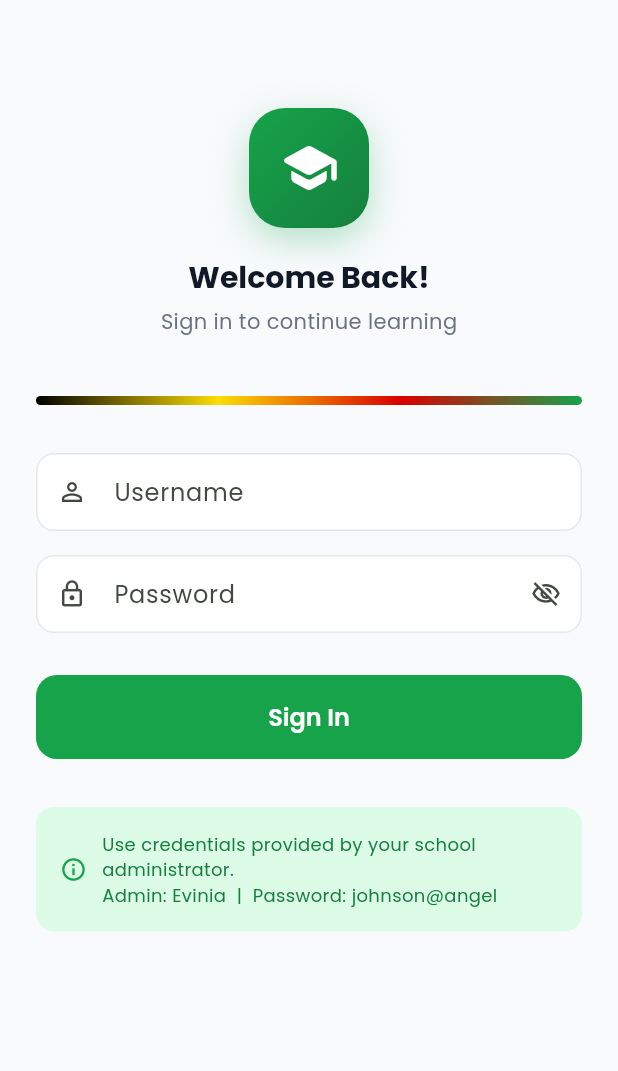
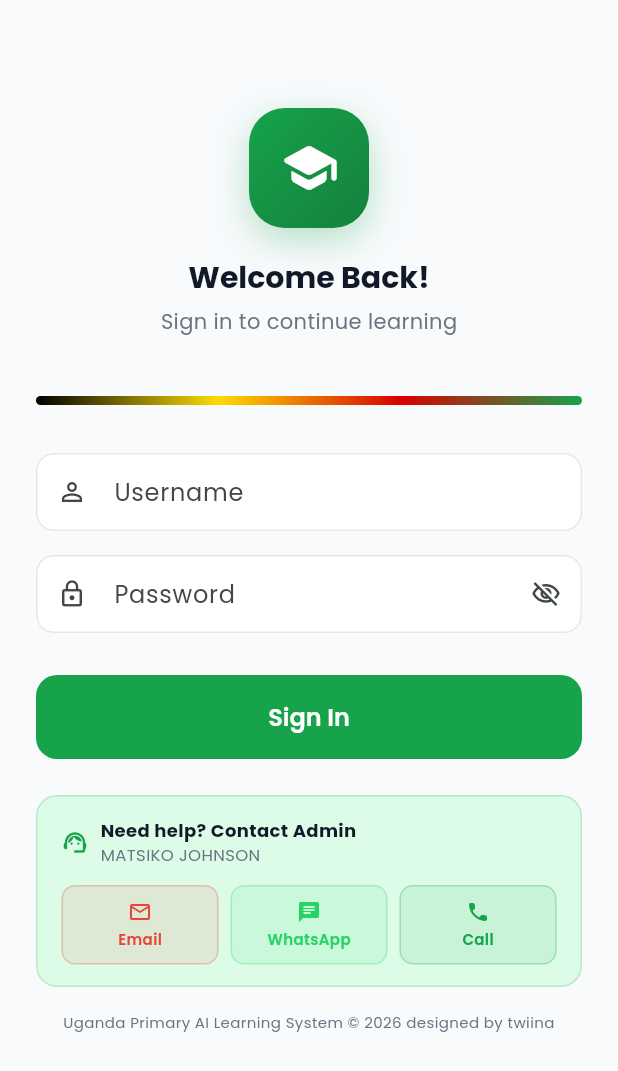
Before and after one commit to wasomrare/uganda-ai-learning, a Flutter app: the screen it shows after launch, on a phone screen of 412 x 824 dp. Shown: the top 1071 px of the screen. Run offline on Flutter 3.47's test engine with Material 3 defaults, Android fonts, the phone set to English and light mode, and no system bars; our stand-ins replace dio, flutter_riverpod, flutter_secure_storage, go_router, google_fonts, hive_flutter; accounts and stored records are empty.

Commit message:
fix: asgi not wsgi for uvicorn worker, resilient entrypoint, contact card on login, footer designed by twiina

```diff
--- a/mobile/lib/screens/auth/login_screen.dart
+++ b/mobile/lib/screens/auth/login_screen.dart
@@ -1,6 +1,7 @@
 import 'package:flutter/material.dart';
 import 'package:flutter_riverpod/flutter_riverpod.dart';
 import 'package:go_router/go_router.dart';
+import 'package:url_launcher/url_launcher.dart';
 import '../../config/theme.dart';
 import '../../providers/auth_provider.dart';
 
@@ -134,25 +135,13 @@ class _LoginScreenState extends ConsumerState<LoginScreen> {
                 ),
               ),
 
-              const SizedBox(height: 32),
-              Container(
-                padding: const EdgeInsets.all(16),
-                decoration: BoxDecoration(
-                  color: AppColors.primaryLight,
-                  borderRadius: BorderRadius.circular(12),
-                ),
-                child: Row(
-                  children: [
-                    const Icon(Icons.info_outline, color: AppColors.primary, size: 18),
-                    const SizedBox(width: 10),
-                    Expanded(
-                      child: Text(
-                        'Use credentials provided by your school administrator.\nAdmin: Evinia  |  Password: johnson@angel',
-                        style: TextStyle(fontSize: 12, color: AppColors.primaryDark),
-                      ),
-                    ),
-                  ],
-                ),
+              const SizedBox(height: 24),
+              const _ContactCard(),
+              const SizedBox(height: 16),
+              Text(
+                'Uganda Primary AI Learning System © 2026 designed by twiina',
+                textAlign: TextAlign.center,
+                style: const TextStyle(fontSize: 10, color: AppColors.textSecondary),
               ),
             ],
           ),
@@ -161,3 +150,70 @@ class _LoginScreenState extends ConsumerState<LoginScreen> {
     );
   }
 }
+
+class _ContactCard extends StatelessWidget {
+  const _ContactCard();
+
+  Future<void> _launch(String url) async {
+    final uri = Uri.parse(url);
+    if (await canLaunchUrl(uri)) await launchUrl(uri, mode: LaunchMode.externalApplication);
+  }
+
+  @override
+  Widget build(BuildContext context) {
+    return Container(
+      padding: const EdgeInsets.symmetric(horizontal: 16, vertical: 14),
+      decoration: BoxDecoration(
+        color: AppColors.primaryLight,
+        borderRadius: BorderRadius.circular(14),
+        border: Border.all(color: AppColors.primary.withOpacity(0.2)),
+      ),
+      child: Column(
+        children: [
+          Row(children: [
+            Icon(Icons.support_agent_rounded, color: AppColors.primary, size: 18),
+            const SizedBox(width: 8),
+            const Expanded(
+              child: Column(crossAxisAlignment: CrossAxisAlignment.start, children: [
+                Text('Need help? Contact Admin', style: TextStyle(fontWeight: FontWeight.bold, fontSize: 12, color: AppColors.textPrimary)),
+                Text('MATSIKO JOHNSON', style: TextStyle(fontSize: 11, color: AppColors.textSecondary)),
+              ]),
+            ),
+          ]),
+          const SizedBox(height: 12),
+          Row(children: [
+            Expanded(child: _Btn(icon: Icons.email_outlined, label: 'Email', color: const Color(0xFFEA4335), onTap: () => _launch('mailto:twiinarides@gmail.com'))),
+            const SizedBox(width: 8),
+            Expanded(child: _Btn(icon: Icons.chat_rounded, label: 'WhatsApp', color: const Color(0xFF25D366), onTap: () => _launch('https://wa.me/256764195740'))),
+            const SizedBox(width: 8),
+            Expanded(child: _Btn(icon: Icons.call_rounded, label: 'Call', color: AppColors.primary, onTap: () => _launch('tel:0764195740'))),
+          ]),
+        ],
+      ),
+    );
+  }
+}
+
+class _Btn extends StatelessWidget {
+  final IconData icon;
+  final String label;
+  final Color color;
+  final VoidCallback onTap;
+  const _Btn({required this.icon, required this.label, required this.color, required this.onTap});
+
+  @override
+  Widget build(BuildContext context) {
+    return GestureDetector(
+      onTap: onTap,
+      child: Container(
+        padding: const EdgeInsets.symmetric(vertical: 9),
+        decoration: BoxDecoration(color: color.withOpacity(0.1), borderRadius: BorderRadius.circular(9), border: Border.all(color: color.withOpacity(0.25))),
+        child: Column(mainAxisSize: MainAxisSize.min, children: [
+          Icon(icon, color: color, size: 16),
+          const SizedBox(height: 3),
+          Text(label, style: TextStyle(fontSize: 10, fontWeight: FontWeight.w600, color: color)),
+        ]),
+      ),
+    );
+  }
+}
```
Also changed, not shown: 3 other files.
